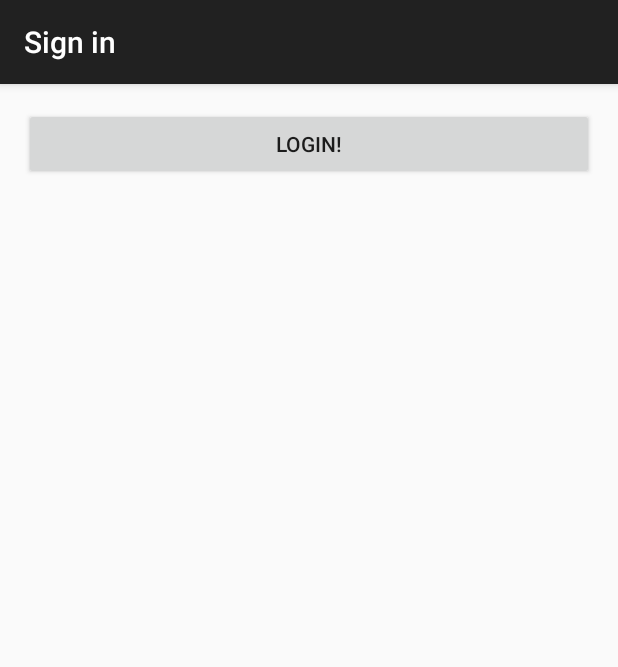
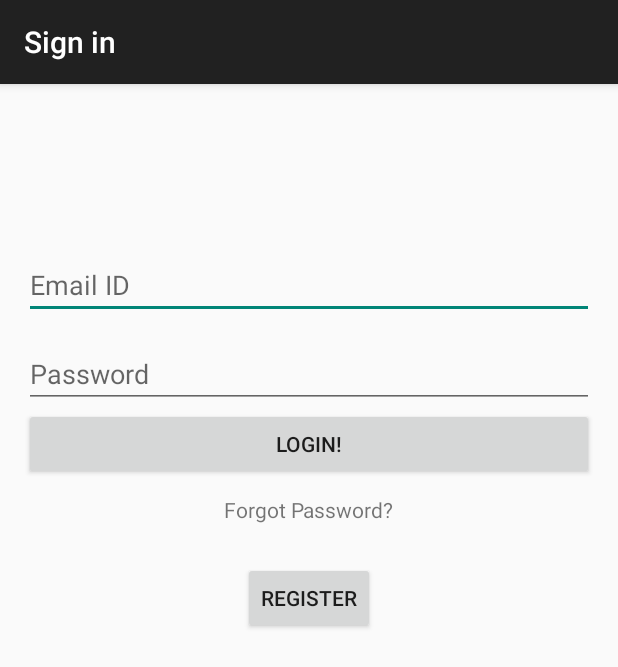
Before and after one commit to rahulamlekar/Synq, an Android app: the screen it shows after launch (LoginActivity), on a phone screen of 412 x 824 dp. Shown: the top 667 px of the screen. Run offline under Robolectric (Android 15) with nearby library versions, the phone set to English and light mode, and no system bars; libraries missing offline, so code that uses them is left out: com.firebase.client; 5 statements that could not run were skipped.

Commit message:
Login xml modifications

```diff
--- a/app/src/main/res/layout/activity_login.xml
+++ b/app/src/main/res/layout/activity_login.xml
@@ -9,6 +9,7 @@
     android:orientation="vertical"
     tools:context="com.srijan.dbtest.LoginActivity">
 
+
     <TextView
         android:id="@+id/login_status"
         android:visibility="gone"
@@ -18,12 +19,59 @@
         android:textAlignment="center"
         android:layout_marginTop="20dp" />
 
+    <EditText
+        android:id="@+id/editText1"
+        android:layout_width="match_parent"
+        android:layout_height="wrap_content"
+        android:layout_alignParentTop="true"
+        android:layout_centerHorizontal="true"
+        android:layout_marginTop="95dp"
+        android:ems="10"
+        android:hint="@string/username"
+        android:inputType="textPersonName"
+        android:singleLine="true" >
 
+        <requestFocus />
+    </EditText>
+
+    <EditText
+        android:id="@+id/editText2"
+        android:layout_width="match_parent"
+        android:layout_height="wrap_content"
+        android:layout_alignLeft="@+id/editText1"
+        android:layout_below="@+id/editText1"
+        android:layout_marginTop="14dp"
+        android:ems="10"
+        android:hint="@string/password"
+        android:inputType="textPassword"
+        android:singleLine="true" />
 
     <Button
         android:id="@+id/login_with_password"
         android:text="@string/login_with_password"
         android:layout_width="match_parent"
-        android:layout_height="wrap_content" />
+        android:layout_height="wrap_content"/>
+
+    <TextView
+        android:id="@+id/textView1"
+        android:layout_width="wrap_content"
+        android:layout_height="wrap_content"
+        android:layout_below="@+id/button2"
+        android:layout_centerHorizontal="true"
+        android:text="@string/forgotpass"
+        android:textAppearance="?android:attr/textAppearanceSmall"
+        android:layout_marginTop="10dp"
+        android:layout_gravity="center_horizontal" />
+
+    <Button
+        android:id="@+id/button2"
+        android:layout_width="wrap_content"
+        android:layout_height="wrap_content"
+        android:layout_alignLeft="@+id/button1"
+        android:layout_alignRight="@+id/button1"
+        android:layout_below="@+id/button1"
+        android:layout_marginTop="25dp"
+        android:text="@string/newacc"
+        android:layout_gravity="center_horizontal" />
 
 </LinearLayout>
--- a/app/src/main/res/values/strings.xml
+++ b/app/src/main/res/values/strings.xml
@@ -5,6 +5,10 @@
     <string name="hello_world">Hello world!</string>
     <string name="action_settings">Settings</string>
     <string name="login_with_password">Login!</string>
-    <string name="action_logout">Logout</string>
+    <string name="password">Password</string>
+    <string name="username">Email ID</string>
+    <string name="newacc">Register</string>
+    <string name="forgotpass">Forgot Password?</string>
+
 
 </resources>
```
